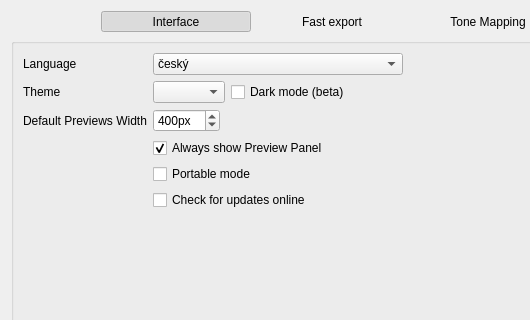
The window that src/Preferences/PreferencesDialog.ui (thommy87/LumiereHDR) describes before a commit, drawn with Qt 5; both pictures show x 0 to 530 and y 0 to 320 of the 1132 by 650 pixel window.
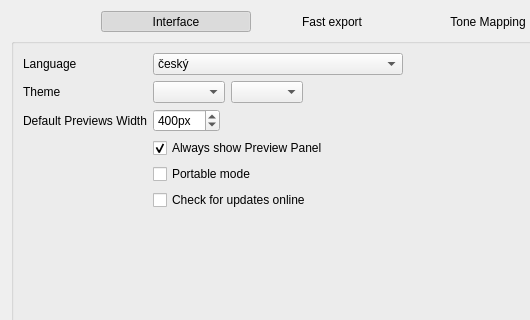
The same window after the commit. Icons and pictures are not drawn.

Commit message:
Light, dark or follow-the-system colour scheme
Replaces the "Dark mode (beta)" checkbox with a colour scheme choice in
Preferences: Follow system (default), Light or Dark.
- Follow system reads the OS setting (Qt 6.5+ style hints; the Windows
  registry with Qt 5) and switches live when the OS changes theme
- new dark palette with proper disabled, tooltip and link colours, and
  the light blue of the LumiereHDR logo as accent in both schemes
- applying a scheme no longer needs a restart
- the old dark-mode setting carries over

```diff
--- a/src/Preferences/PreferencesDialog.ui
+++ b/src/Preferences/PreferencesDialog.ui
@@ -599,9 +599,9 @@
              <widget class="QComboBox" name="themeComboBox"/>
             </item>
             <item>
-             <widget class="QCheckBox" name="chkDarkMode">
-              <property name="text">
-               <string>Dark mode (beta)</string>
+             <widget class="QComboBox" name="colorSchemeComboBox">
+              <property name="toolTip">
+               <string>Light or dark colours; Follow system matches the operating system</string>
               </property>
              </widget>
             </item>
```
Left out of the diff: 2 changed lines with no effect on the pictures. The commit also changes 5 other files.
